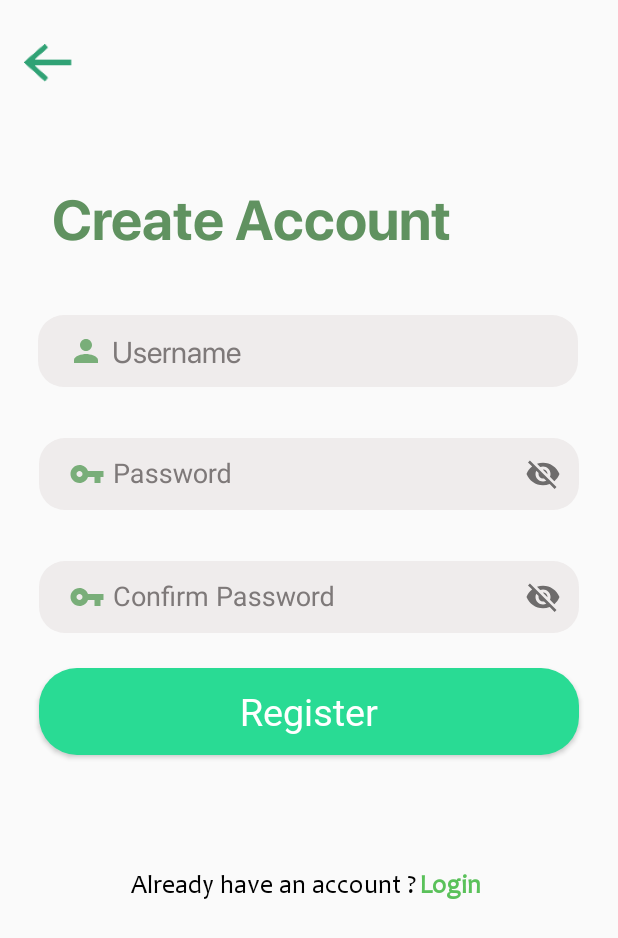
After one commit to HimanshuS-coder/Notes-ver-2.0, an Android app: the Register screen opened directly, with no data from a screen before it, on a phone screen of 412 x 824 dp. The commit adds this screen. Shown: the top 938 px of the screen. Run offline under Robolectric (Android 15) with nearby library versions, the phone set to English and light mode, and no system bars.

Commit message:
Login and register page added

```diff
--- a/app/build.gradle
+++ b/app/build.gradle
@@ -27,9 +27,11 @@ dependencies {
     implementation 'androidx.appcompat:appcompat:1.1.0'
     implementation 'androidx.constraintlayout:constraintlayout:1.1.3'
     implementation 'androidx.viewpager2:viewpager2:1.0.0'
+    implementation 'com.google.android.material:material:1.1.0'  // this added for password visibility toggle option
     testImplementation 'junit:junit:4.12'
     androidTestImplementation 'androidx.test.ext:junit:1.1.1'
     androidTestImplementation 'androidx.test.espresso:espresso-core:3.2.0'
     implementation 'com.github.hajiyevelnur92:intentanimation:1.0'
 
+
 }
--- /dev/null
+++ b/app/src/main/java/com/example/noteme/Register.java
@@ -0,0 +1,14 @@
+package com.example.noteme;
+
+import androidx.appcompat.app.AppCompatActivity;
+
+import android.os.Bundle;
+
+public class Register extends AppCompatActivity {
+
+    @Override
+    protected void onCreate(Bundle savedInstanceState) {
+        super.onCreate(savedInstanceState);
+        setContentView(R.layout.activity_register);
+    }
+}
--- a/app/src/main/res/drawable/custom_nexpre_button.xml
+++ b/app/src/main/res/drawable/custom_nexpre_button.xml
@@ -1,5 +1,5 @@
 <?xml version="1.0" encoding="utf-8"?>
 <shape android:shape="rectangle" xmlns:android="http://schemas.android.com/apk/res/android">
     <solid android:color="@color/colorGreenMain"></solid>
-    <corners android:radius="10dp"></corners>
+    <corners android:radius="25dp"></corners>
 </shape>
--- /dev/null
+++ b/app/src/main/res/drawable/ic_password.xml
@@ -0,0 +1,5 @@
+<vector android:height="24dp" android:tint="#79AE79"
+    android:viewportHeight="24" android:viewportWidth="24"
+    android:width="24dp" xmlns:android="http://schemas.android.com/apk/res/android">
+    <path android:fillColor="@android:color/white" android:pathData="M12.65,10C11.83,7.67 9.61,6 7,6c-3.31,0 -6,2.69 -6,6s2.69,6 6,6c2.61,0 4.83,-1.67 5.65,-4H17v4h4v-4h2v-4H12.65zM7,14c-1.1,0 -2,-0.9 -2,-2s0.9,-2 2,-2 2,0.9 2,2 -0.9,2 -2,2z"/>
+</vector>
--- /dev/null
+++ b/app/src/main/res/drawable/ic_username.xml
@@ -0,0 +1,5 @@
+<vector android:height="24dp" android:tint="#79AE79"
+    android:viewportHeight="24" android:viewportWidth="24"
+    android:width="24dp" xmlns:android="http://schemas.android.com/apk/res/android">
+    <path android:fillColor="@android:color/white" android:pathData="M12,12c2.21,0 4,-1.79 4,-4s-1.79,-4 -4,-4 -4,1.79 -4,4 1.79,4 4,4zM12,14c-2.67,0 -8,1.34 -8,4v2h16v-2c0,-2.66 -5.33,-4 -8,-4z"/>
+</vector>
--- /dev/null
+++ b/app/src/main/res/drawable/input_fields.xml
@@ -0,0 +1,6 @@
+<?xml version="1.0" encoding="utf-8"?>
+<shape android:shape="rectangle" xmlns:android="http://schemas.android.com/apk/res/android">
+    <solid android:color="@color/greyfields"></solid>
+    <corners android:radius="17dp"></corners>
+    <padding android:left="20dp"></padding>
+</shape>
--- /dev/null
+++ b/app/src/main/res/layout/activity_register.xml
@@ -0,0 +1,145 @@
+<?xml version="1.0" encoding="utf-8"?>
+<androidx.constraintlayout.widget.ConstraintLayout xmlns:android="http://schemas.android.com/apk/res/android"
+    xmlns:app="http://schemas.android.com/apk/res-auto"
+    xmlns:tools="http://schemas.android.com/tools"
+    android:layout_width="match_parent"
+    android:layout_height="match_parent"
+    tools:context=".Login2">
+
+
+    <ImageView
+        android:id="@+id/back_arrow1"
+        android:layout_width="32dp"
+        android:layout_height="44dp"
+        android:layout_marginStart="16dp"
+        android:layout_marginTop="20dp"
+        app:layout_constraintStart_toStartOf="parent"
+        app:layout_constraintTop_toTopOf="parent"
+        app:srcCompat="@drawable/back_arrow" />
+
+    <TextView
+        android:id="@+id/textView"
+        android:layout_width="wrap_content"
+        android:layout_height="wrap_content"
+        android:layout_marginTop="120dp"
+        android:layout_marginEnd="77dp"
+        android:fontFamily="@font/sfpro_display_bold"
+        android:text="Create Account"
+        android:textColor="@color/Hellocolor"
+        android:textSize="37sp"
+        android:transitionName="title"
+        app:layout_constraintEnd_toEndOf="parent"
+        app:layout_constraintHorizontal_bias="0.5"
+        app:layout_constraintStart_toStartOf="parent"
+        app:layout_constraintTop_toTopOf="parent" />
+
+    <EditText
+        android:id="@+id/username2"
+        android:layout_width="360dp"
+        android:layout_height="48dp"
+        android:layout_marginTop="40dp"
+        android:background="@drawable/input_fields"
+        android:drawableStart="@drawable/ic_username"
+        android:drawablePadding="5sp"
+        android:ems="10"
+        android:fontFamily="@font/sfpro_display_regular"
+        android:hint="Username"
+        android:inputType="textPersonName"
+        android:textColor="#000000"
+        android:textColorHint="#7E7979"
+        android:textSize="20sp"
+        android:transitionName="user_name"
+        app:layout_constraintEnd_toEndOf="parent"
+        app:layout_constraintHorizontal_bias="0.49"
+        app:layout_constraintStart_toStartOf="parent"
+        app:layout_constraintTop_toBottomOf="@+id/textView" />
+
+    <com.google.android.material.textfield.TextInputLayout
+        android:id="@+id/pass2"
+        android:layout_width="360dp"
+        android:layout_height="wrap_content"
+        android:layout_marginTop="23dp"
+        android:hint="Password"
+        android:textColorHint="#7E7979"
+        android:transitionName="pass_word"
+        app:layout_constraintEnd_toEndOf="parent"
+        app:layout_constraintHorizontal_bias="0.5"
+        app:layout_constraintStart_toStartOf="parent"
+        app:layout_constraintTop_toBottomOf="@+id/username2"
+        app:passwordToggleEnabled="true">
+
+        <com.google.android.material.textfield.TextInputEditText
+            android:layout_width="360dp"
+            android:layout_height="48dp"
+            android:background="@drawable/input_fields"
+            android:drawableStart="@drawable/ic_password"
+            android:drawablePadding="5sp" />
+    </com.google.android.material.textfield.TextInputLayout>
+
+    <com.google.android.material.textfield.TextInputLayout
+        android:id="@+id/confirm_password2"
+        android:layout_width="360dp"
+        android:layout_height="wrap_content"
+        android:layout_marginTop="23dp"
+        android:hint="Confirm Password"
+        android:textColorHint="#7E7979"
+        app:layout_constraintEnd_toEndOf="parent"
+        app:layout_constraintHorizontal_bias="0.5"
+        app:layout_constraintStart_toStartOf="parent"
+        app:layout_constraintTop_toBottomOf="@+id/pass2"
+        app:passwordToggleEnabled="true">
+
+        <com.google.android.material.textfield.TextInputEditText
+            android:layout_width="360dp"
+            android:layout_height="48dp"
+            android:background="@drawable/input_fields"
+            android:drawableStart="@drawable/ic_password"
+            android:drawablePadding="5sp" />
+    </com.google.android.material.textfield.TextInputLayout>
+
+    <Button
+        android:id="@+id/register_button"
+        android:layout_width="360dp"
+        android:layout_height="58dp"
+        android:layout_marginTop="23dp"
+        android:background="@drawable/custom_nexpre_button"
+        android:fontFamily="@font/ebrima_regular"
+        android:text="Register"
+        android:textAppearance="@style/TextAppearance.AppCompat.Small"
+        android:textColor="#FFFFFF"
+        android:textSize="25dp"
+        android:transitionName="login_button"
+        app:layout_constraintEnd_toEndOf="parent"
+        app:layout_constraintHorizontal_bias="0.5"
+        app:layout_constraintStart_toStartOf="parent"
+        app:layout_constraintTop_toBottomOf="@+id/confirm_password2" />
+
+    <TextView
+        android:id="@+id/textView5"
+        android:layout_width="wrap_content"
+        android:layout_height="wrap_content"
+        android:layout_marginStart="87dp"
+        android:layout_marginTop="75dp"
+        android:fontFamily="@font/candara_regular"
+        android:text="Already have an account ?"
+        android:textColor="#000000"
+        android:textSize="17sp"
+        app:layout_constraintStart_toStartOf="parent"
+        app:layout_constraintTop_toBottomOf="@+id/register_button" />
+
+    <TextView
+        android:id="@+id/textView8"
+        android:layout_width="wrap_content"
+        android:layout_height="wrap_content"
+        android:layout_marginStart="10dp"
+        android:layout_marginTop="75dp"
+        android:layout_marginEnd="100dp"
+        android:fontFamily="@font/candara_regular"
+        android:text="Login"
+        android:textColor="@color/colorlitegreen"
+        android:textSize="17sp"
+        android:textStyle="bold"
+        app:layout_constraintEnd_toEndOf="parent"
+        app:layout_constraintStart_toEndOf="@+id/textView5"
+        app:layout_constraintTop_toBottomOf="@+id/register_button" />
+</androidx.constraintlayout.widget.ConstraintLayout>
```
Also changed, not shown: app/src/main/AndroidManifest.xml (+15 -11 lines), app/src/main/java/com/example/noteme/Login1.java (+37 -0 lines), app/src/main/java/com/example/noteme/Login2.java (added, +61 -0 lines), app/src/main/java/com/example/noteme/slider.java (+21 -1 lines), app/src/main/res/anim/slide_in_left.xml (added, +7 -0 lines), app/src/main/res/anim/slide_in_right.xml (added, +7 -0 lines), app/src/main/res/anim/slide_out_left.xml (added, +7 -0 lines), app/src/main/res/anim/slide_out_right.xml (added, +7 -0 lines), app/src/main/res/layout/activity_login1.xml (+38 -10 lines), app/src/main/res/layout/activity_login2.xml (added, +135 -0 lines).
